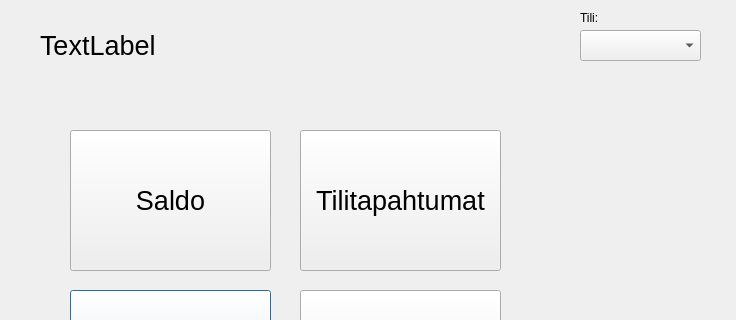
Qt form frontend/korttiwindow.ui (janikasavela/Bank) before a commit; both pictures show x 0 to 736 and y 0 to 320 of the 736 by 561 pixel window.
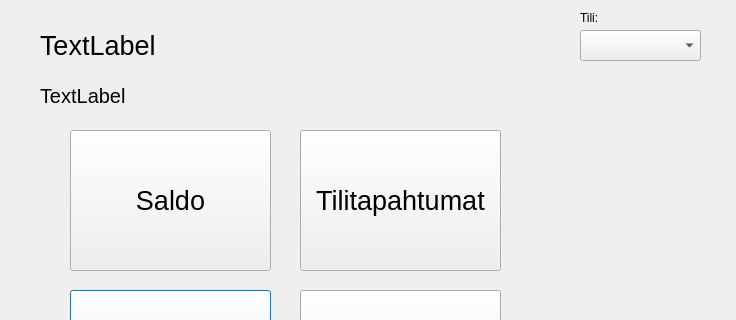
The same form after that commit. The open tabs and pages were chosen to show the change.

What changed in the file:
```diff
--- a/frontend/korttiwindow.ui
+++ b/frontend/korttiwindow.ui
@@ -116,6 +116,24 @@
       <string>Tilitapahtumat</string>
      </property>
     </widget>
+    <widget class="QLabel" name="label_valikko">
+     <property name="geometry">
+      <rect>
+       <x>50</x>
+       <y>80</y>
+       <width>651</width>
+       <height>31</height>
+      </rect>
+     </property>
+     <property name="font">
+      <font>
+       <pointsize>15</pointsize>
+      </font>
+     </property>
+     <property name="text">
+      <string>TextLabel</string>
+     </property>
+    </widget>
    </widget>
    <widget class="QWidget" name="stackSaldo">
     <widget class="QTextEdit" name="textSaldo">
```
Left out of the diff: 2 changed lines with no effect on the pictures.
